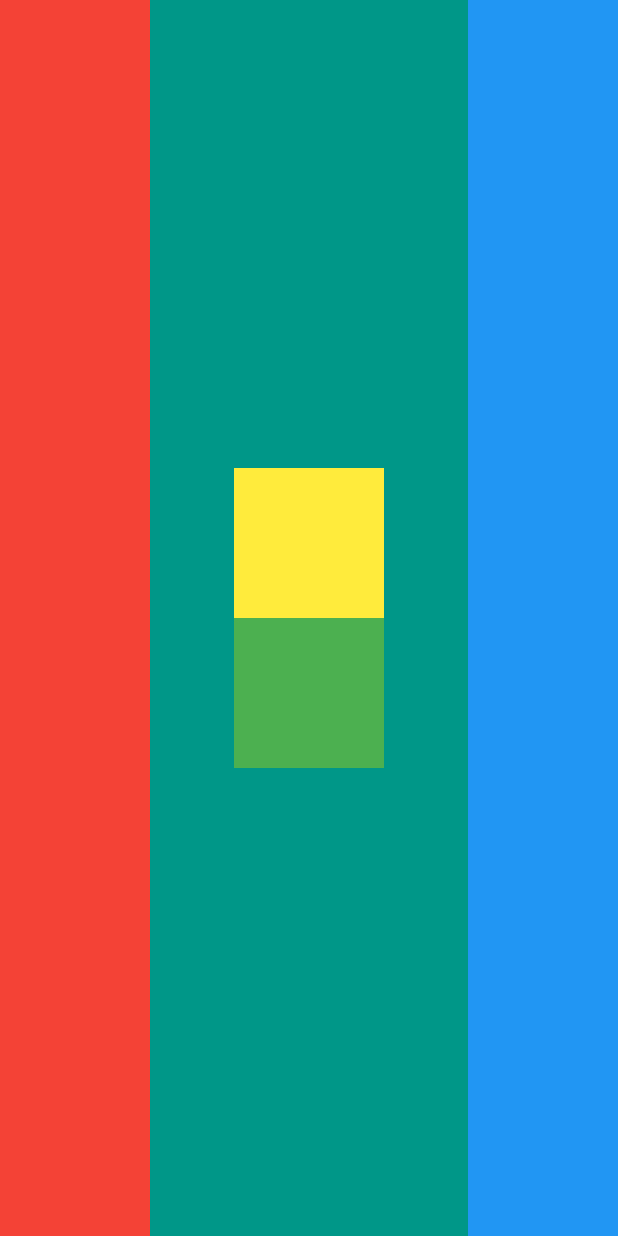
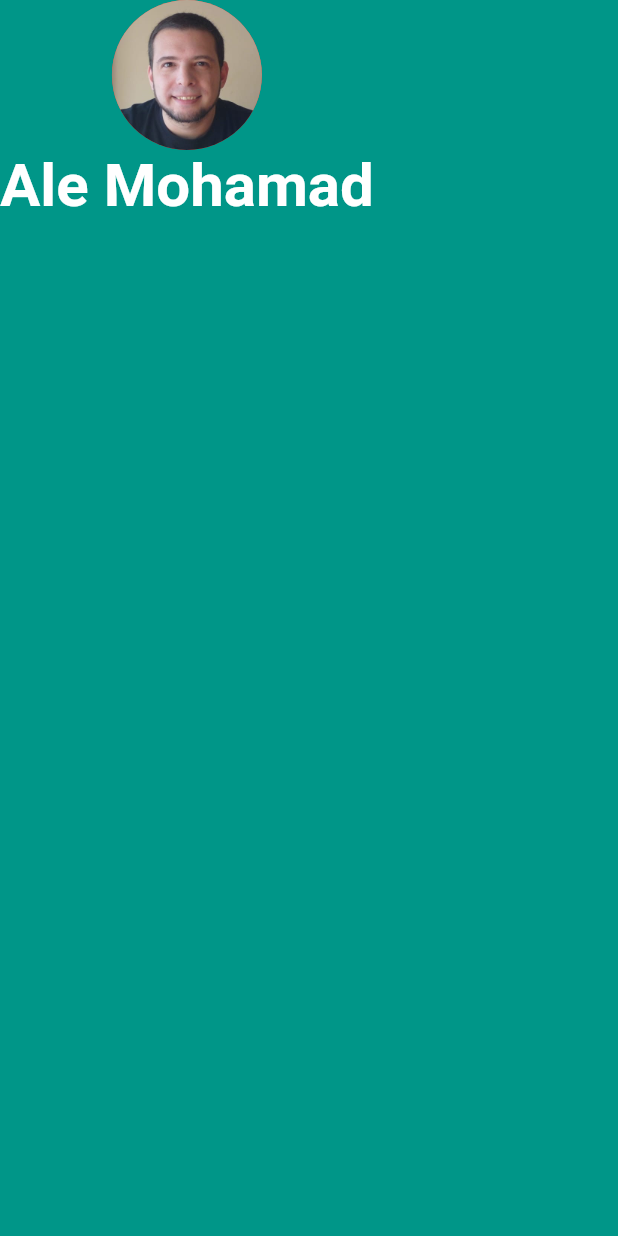
Before and after one commit to alemohamad/flutter-appbrewery, a Flutter app: the screen it shows after launch, on a phone screen of 412 x 824 dp. Run offline on Flutter 3.47's test engine with Material 2 defaults, Android fonts, the phone set to English and light mode, and no system bars.

Commit message:
Started working on the profile picture and name

```diff
--- a/mi_card_flutter/lib/main.dart
+++ b/mi_card_flutter/lib/main.dart
@@ -11,32 +11,20 @@ class MyApp extends StatelessWidget {
       home: Scaffold(
         backgroundColor: Colors.teal,
         body: SafeArea(
-          child: Row(
-            mainAxisAlignment: MainAxisAlignment.spaceBetween,
-            crossAxisAlignment: CrossAxisAlignment.stretch,
+          child: Column(
             children: <Widget>[
-              Container(
-                width: 100.0,
-                color: Colors.red,
+              CircleAvatar(
+                radius: 50.0,
+                backgroundColor: Colors.red,
+                backgroundImage: AssetImage('images/alemohamad.jpg'),
               ),
-              Column(
-                mainAxisAlignment: MainAxisAlignment.center,
-                children: <Widget>[
-                  Container(
-                    width: 100.0,
-                    height: 100.0,
-                    color: Colors.yellow,
-                  ),
-                  Container(
-                    width: 100.0,
-                    height: 100.0,
-                    color: Colors.green,
-                  ),
-                ],
-              ),
-              Container(
-                width: 100.0,
-                color: Colors.blue,
+              Text(
+                'Ale Mohamad',
+                style: TextStyle(
+                  fontSize: 40.0,
+                  color: Colors.white,
+                  fontWeight: FontWeight.bold,
+                ),
               ),
             ],
           ),
--- a/mi_card_flutter/pubspec.yaml
+++ b/mi_card_flutter/pubspec.yaml
@@ -37,9 +37,8 @@ flutter:
   uses-material-design: true
 
   # To add assets to your application, add an assets section, like this:
-  # assets:
-  #  - images/a_dot_burr.jpeg
-  #  - images/a_dot_ham.jpeg
+  assets:
+    - images/
 
   # An image asset can refer to one or more resolution-specific "variants", see
   # https://flutter.io/assets-and-images/#resolution-aware.
```
Also changed, not shown: mi_card_flutter/images/alemohamad.jpg (added).
